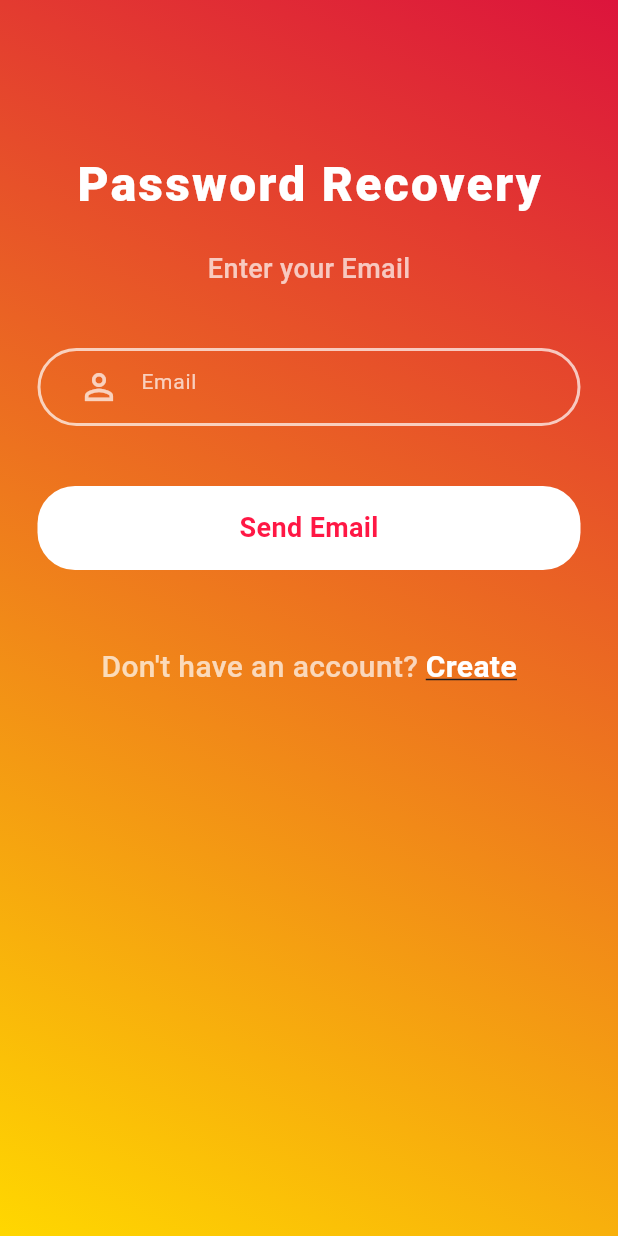
After one commit to dipsankadariya/NepalEat, a Flutter app: the ForgotPassword screen opened directly, on a phone screen of 412 x 824 dp. The commit adds this screen. Run offline on Flutter 3.47's test engine with Material 3 defaults, Android fonts, the phone set to English and light mode, and no system bars; our stand-ins replace curved_navigation_bar, firebase_auth, firebase_core; accounts and stored records are empty.

Commit message:
added Forgotpassword UI

```diff
--- a/lib/main.dart
+++ b/lib/main.dart
@@ -1,5 +1,6 @@
 import 'package:firebase_core/firebase_core.dart';
 import 'package:flutter/material.dart';
+import 'package:foodhub/pages/forgotpassword.dart';
 import 'package:foodhub/pages/onboard.dart';
 
 void main() async {
--- /dev/null
+++ b/lib/pages/forgotpassword.dart
@@ -0,0 +1,154 @@
+import 'package:flutter/material.dart';
+import 'package:foodhub/pages/signup.dart';
+
+class ForgotPassword extends StatefulWidget {
+  const ForgotPassword({super.key});
+
+  @override
+  State<ForgotPassword> createState() => _ForgotPassword();
+}
+
+class _ForgotPassword extends State<ForgotPassword> {
+  TextEditingController mailcontroller = TextEditingController();
+
+  @override
+  Widget build(BuildContext context) {
+    return Scaffold(
+      body: Container(
+        constraints: BoxConstraints.expand(),
+        decoration: BoxDecoration(
+          gradient: LinearGradient(
+            begin: Alignment.topRight,
+            end: Alignment.bottomLeft,
+            colors: [
+              Color(0xFFDC143C),
+              Color(0xFFFFD700),
+            ],
+          ),
+        ),
+        child: SingleChildScrollView(
+          child: Column(
+            mainAxisAlignment: MainAxisAlignment.center,
+            children: [
+              SizedBox(height: 100.0),
+              Container(
+                alignment: Alignment.center,
+                child: Text(
+                  "Password Recovery",
+                  style: TextStyle(
+                    color: Colors.white,
+                    fontSize: 32.0,
+                    fontWeight: FontWeight.w900,
+                    letterSpacing: 1.5,
+                  ),
+                ),
+              ),
+              SizedBox(height: 20.0),
+              Text(
+                "Enter your Email",
+                style: TextStyle(
+                  color: Colors.white70,
+                  fontSize: 18.0,
+                  fontWeight: FontWeight.w500,
+                ),
+              ),
+              SizedBox(height: 40),
+              Padding(
+                padding: EdgeInsets.symmetric(horizontal: 25.0),
+                child: Column(
+                  children: [
+                    Container(
+                      padding: EdgeInsets.symmetric(horizontal: 15.0),
+                      decoration: BoxDecoration(
+                        border: Border.all(
+                          color: Colors.white70,
+                          width: 2.0,
+                        ),
+                        borderRadius: BorderRadius.circular(40),
+                      ),
+                      child: TextFormField(
+                        controller: mailcontroller,
+                        validator: (value) {
+                          if (value == null || value.isEmpty) {
+                            return 'Please enter Email';
+                          }
+                          return null;
+                        },
+                        style: TextStyle(color: Colors.white),
+                        decoration: InputDecoration(
+                          hintText: "Email",
+                          hintStyle: TextStyle(
+                            fontSize: 14.0,
+                            color: Colors.white70,
+                          ),
+                          prefixIcon: Icon(
+                            Icons.person_outline,
+                            color: Colors.white70,
+                            size: 28.0,
+                          ),
+                          border: InputBorder.none,
+                        ),
+                      ),
+                    ),
+                    SizedBox(height: 40.0),
+                    Container(
+                      width: double.infinity,
+                      padding: EdgeInsets.symmetric(vertical: 15),
+                      decoration: BoxDecoration(
+                        color: Colors.white,
+                        borderRadius: BorderRadius.circular(25),
+                      ),
+                      child: Center(
+                        child: Text(
+                          "Send Email",
+                          style: TextStyle(
+                            color: Colors.redAccent.shade400,
+                            fontSize: 18.0,
+                            fontWeight: FontWeight.bold,
+                          ),
+                        ),
+                      ),
+                    ),
+                    SizedBox(height: 50.0),
+                    Row(
+                      mainAxisAlignment: MainAxisAlignment.center,
+                      children: [
+                        Text(
+                          "Don't have an account?",
+                          style: TextStyle(
+                            fontSize: 20.0,
+                            color: Colors.white70,
+                            fontWeight: FontWeight.w500,
+                          ),
+                        ),
+                        SizedBox(width: 5.0),
+                        GestureDetector(
+                          onTap: () {
+                            Navigator.push(
+                                context,
+                                MaterialPageRoute(
+                                    builder: (context) => Signup()));
+                          },
+                          child: Text(
+                            "Create",
+                            style: TextStyle(
+                              fontSize: 20.0,
+                              color: Colors.white,
+                              fontWeight: FontWeight.w700,
+                              decoration: TextDecoration.underline,
+                            ),
+                          ),
+                        ),
+                      ],
+                    ),
+                  ],
+                ),
+              ),
+              SizedBox(height: 40.0),
+            ],
+          ),
+        ),
+      ),
+    );
+  }
+}
--- a/lib/pages/login.dart
+++ b/lib/pages/login.dart
@@ -1,6 +1,7 @@
 import 'package:firebase_auth/firebase_auth.dart';
 import 'package:flutter/material.dart';
 import 'package:foodhub/pages/bottomnavbar.dart';
+import 'package:foodhub/pages/forgotpassword.dart';
 import 'package:foodhub/pages/signup.dart';
 import 'package:foodhub/widget/widget_support.dart';
 
@@ -148,11 +149,20 @@ class _LoginState extends State<Login> {
                               ),
                             ),
                             const SizedBox(height: 20),
-                            Container(
-                              alignment: Alignment.topRight,
-                              child: Text(
-                                "Forgot Password?",
-                                style: AppWidget.SemiBoldTextFieldStlye(),
+                            GestureDetector(
+                              onTap: () {
+                                Navigator.push(
+                                    context,
+                                    MaterialPageRoute(
+                                        builder: (context) =>
+                                            ForgotPassword()));
+                              },
+                              child: Container(
+                                alignment: Alignment.topRight,
+                                child: Text(
+                                  "Forgot Password?",
+                                  style: AppWidget.SemiBoldTextFieldStlye(),
+                                ),
                               ),
                             ),
                             const SizedBox(height: 30),
```
